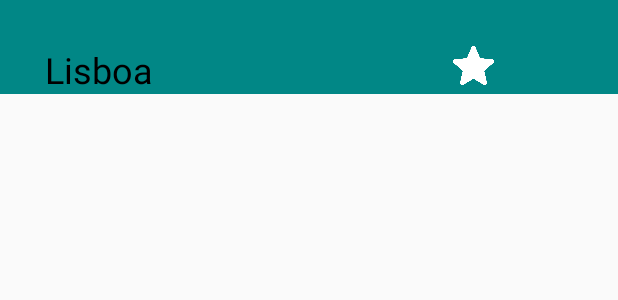
After one commit to Hastahhh/RealWeatherApp, an Android app: the layout recyclerview_favourites.xml on its own in the app's theme, with its tools: preview values and no code run, on a phone screen of 412 x 824 dp. The commit adds this screen. Shown: the top 300 px of the screen. Run offline under Robolectric (Android 15) with nearby library versions, the phone set to English and light mode, and no system bars.

Commit message:
Favorites activity, misc

```diff
--- a/app/build.gradle
+++ b/app/build.gradle
@@ -44,6 +44,7 @@ dependencies {
     implementation 'androidx.constraintlayout:constraintlayout:2.1.4'
     implementation 'com.google.android.material:material:1.12.0'
     implementation 'androidx.activity:activity:1.8.0'
+    implementation 'androidx.compose.ui:ui-text-android:1.6.8'
     testImplementation 'junit:junit:4.12'
     androidTestImplementation 'com.android.support.test:runner:1.0.2'
     androidTestImplementation 'com.android.support.test.espresso:espresso-core:3.0.2'
--- a/app/src/main/res/layout/activity_main.xml
+++ b/app/src/main/res/layout/activity_main.xml
@@ -31,6 +31,9 @@
 
     <EditText
         android:id="@+id/searchCity"
+        android:imeOptions="actionSearch"
+        android:inputType="text"
+        android:singleLine="true"
         android:layout_width="170dp"
         android:layout_height="wrap_content"
         android:layout_marginStart="20dp"
--- /dev/null
+++ b/app/src/main/res/layout/recyclerview_favourites.xml
@@ -0,0 +1,49 @@
+<?xml version="1.0" encoding="utf-8"?>
+<androidx.constraintlayout.widget.ConstraintLayout xmlns:android="http://schemas.android.com/apk/res/android"
+    android:layout_width="match_parent"
+    android:layout_height="wrap_content"
+    xmlns:app="http://schemas.android.com/apk/res-auto"
+    android:orientation="horizontal"
+    android:background="@color/teal_700"
+    android:layout_marginBottom="10dp"
+    android:gravity="center_vertical">
+
+    <TextView
+        android:id="@+id/cityName"
+        android:layout_width="0dp"
+        android:layout_height="wrap_content"
+        android:layout_weight="1"
+        android:textSize="24sp"
+        android:text="Lisboa"
+        android:layout_marginStart="30dp"
+        android:layout_marginTop="30dp"
+        android:layout_marginBottom="30dp"
+        android:textColor="@android:color/black"
+        app:layout_constraintLeft_toLeftOf="parent"
+        app:layout_constraintTop_toTopOf="parent" />
+
+    <ImageView
+        android:id="@+id/btnStar"
+        android:layout_width="27dp"
+        android:layout_height="27dp"
+        android:src="@drawable/starfull"
+        app:layout_constraintLeft_toRightOf="@id/cityName"
+        app:layout_constraintTop_toTopOf="@id/cityName"
+        android:layout_marginStart="200dp"
+        app:tint="@color/white" />
+
+    <TextView
+
+        android:layout_width="0dp"
+        android:layout_height="wrap_content"
+        android:layout_weight="1"
+        android:textSize="24sp"
+
+        android:layout_marginStart="30dp"
+        android:layout_marginTop="30dp"
+        android:layout_marginBottom="30dp"
+        android:textColor="@android:color/black"
+        app:layout_constraintLeft_toLeftOf="parent"
+        app:layout_constraintTop_toTopOf="parent" />
+
+</androidx.constraintlayout.widget.ConstraintLayout>
```
Also changed, not shown: app/src/main/java/pt/ipt/henri/realweatherapp/FavouritesActivity.kt (+30 -0 lines), app/src/main/java/pt/ipt/henri/realweatherapp/ListAdapterFavourites.kt (added, +50 -0 lines), app/src/main/java/pt/ipt/henri/realweatherapp/MainActivity.kt (+30 -11 lines), app/src/main/res/layout/activity_favourites.xml (+11 -0 lines).
